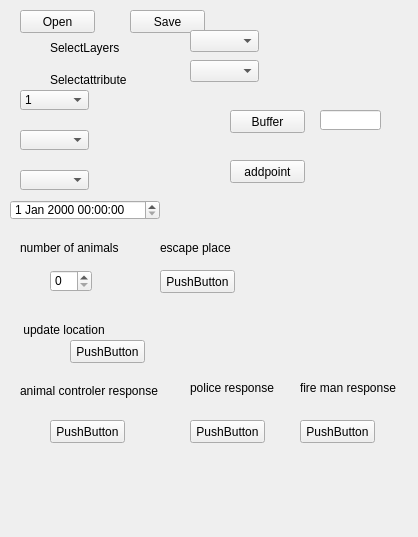
The window that escapers/escapers_dockwidget_base.ui (tarapakis/GEO1005) describes before a commit, drawn with Qt 5.
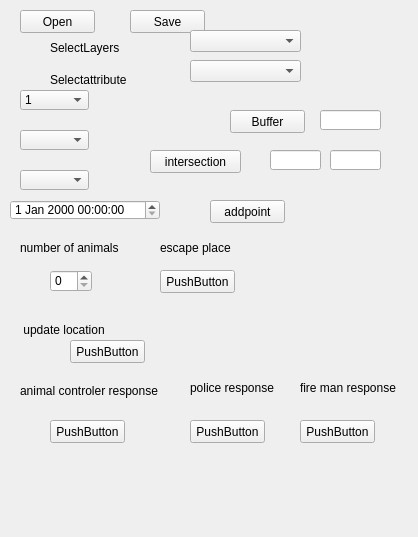
The same window after the commit.

Commit message:
add the intersection button
one more button finish

The edit to the form file:
```diff
--- a/escapers/escapers_dockwidget_base.ui
+++ b/escapers/escapers_dockwidget_base.ui
@@ -253,7 +253,7 @@
      <rect>
       <x>190</x>
       <y>30</y>
-      <width>69</width>
+      <width>111</width>
       <height>22</height>
      </rect>
     </property>
@@ -263,7 +263,7 @@
      <rect>
       <x>190</x>
       <y>60</y>
-      <width>69</width>
+      <width>111</width>
       <height>22</height>
      </rect>
     </property>
@@ -317,11 +317,11 @@
      </rect>
     </property>
    </widget>
-   <widget class="QPushButton" name="addpointbutton_2">
+   <widget class="QPushButton" name="addpointbutton">
     <property name="geometry">
      <rect>
-      <x>230</x>
-      <y>160</y>
+      <x>210</x>
+      <y>200</y>
       <width>75</width>
       <height>23</height>
      </rect>
@@ -330,6 +330,39 @@
      <string>addpoint</string>
     </property>
    </widget>
+   <widget class="QPushButton" name="intersectionbutton">
+    <property name="geometry">
+     <rect>
+      <x>150</x>
+      <y>150</y>
+      <width>91</width>
+      <height>23</height>
+     </rect>
+    </property>
+    <property name="text">
+     <string>intersection</string>
+    </property>
+   </widget>
+   <widget class="QLineEdit" name="layer1Edit">
+    <property name="geometry">
+     <rect>
+      <x>270</x>
+      <y>150</y>
+      <width>51</width>
+      <height>20</height>
+     </rect>
+    </property>
+   </widget>
+   <widget class="QLineEdit" name="layer2Edit">
+    <property name="geometry">
+     <rect>
+      <x>330</x>
+      <y>150</y>
+      <width>51</width>
+      <height>20</height>
+     </rect>
+    </property>
+   </widget>
   </widget>
  </widget>
  <resources/>
```
Left out of the diff: 4 changed lines with no effect on the pictures. The commit also changes 2 other files.
